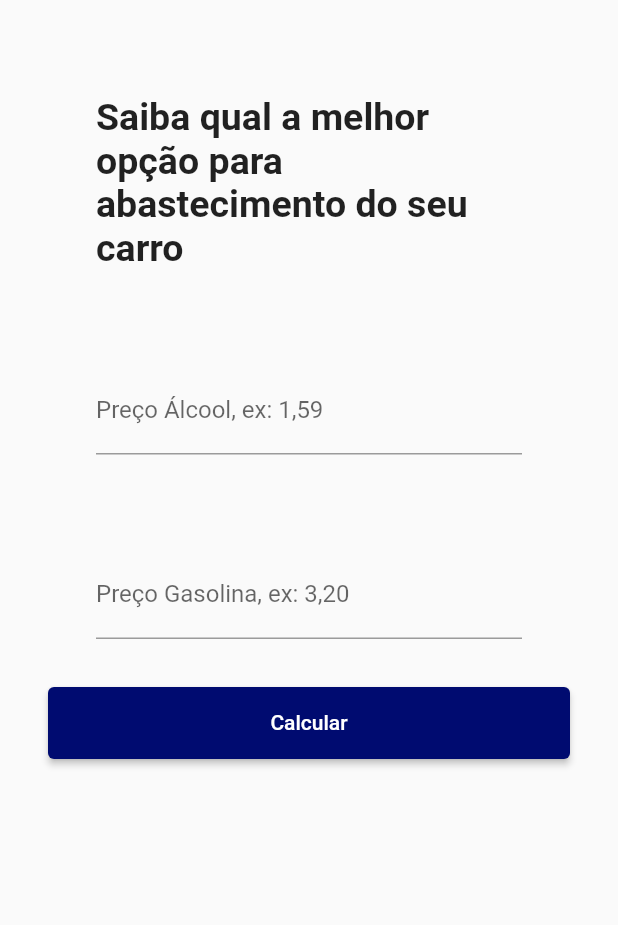
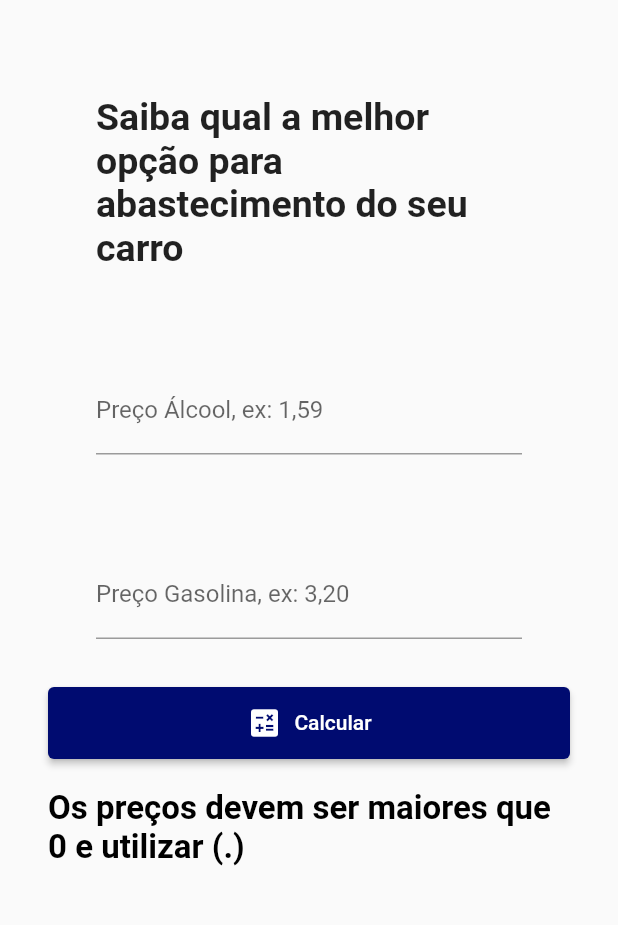
Before and after one commit to douglaskks/app_alcool_gasolina, a Flutter app: the screen it shows after launch, after a tap on "Calcular", on a phone screen of 412 x 824 dp, the part 291-1216 px from its top. Run offline on Flutter 3.47's test engine with Material 2 defaults, Android fonts, the phone set to English and light mode, and no system bars.

Commit message:
bug do cálculo resolvido

```diff
--- a/lib/telaPrinciapl.dart
+++ b/lib/telaPrinciapl.dart
@@ -89,11 +89,21 @@ class _telaPrincipalState extends State<telaPrincipal> {
                   ),
                 ),
                 ElevatedButton(
-                  onPressed: () {},
+                  onPressed: _calcular, // Chame o método calcular aqui
                   style: ElevatedButton.styleFrom(
-                      primary: Color.fromARGB(255, 0, 11, 112),
-                      minimumSize: Size(double.infinity, 48)),
-                  child: Text("Calcular"),
+                    primary: Color.fromARGB(255, 0, 11, 112),
+                    minimumSize: Size(double.infinity, 48),
+                  ),
+                  child: Row(
+                    mainAxisSize: MainAxisSize.min,
+                    children: [
+                      Icon(Icons.calculate), // Adicione um ícone ao botão
+                      SizedBox(
+                          width:
+                              8), // Adicione um espaço entre o ícone e o texto
+                      Text("Calcular"),
+                    ],
+                  ),
                 ),
                 Padding(
                   padding: EdgeInsets.only(top: 20),
```
